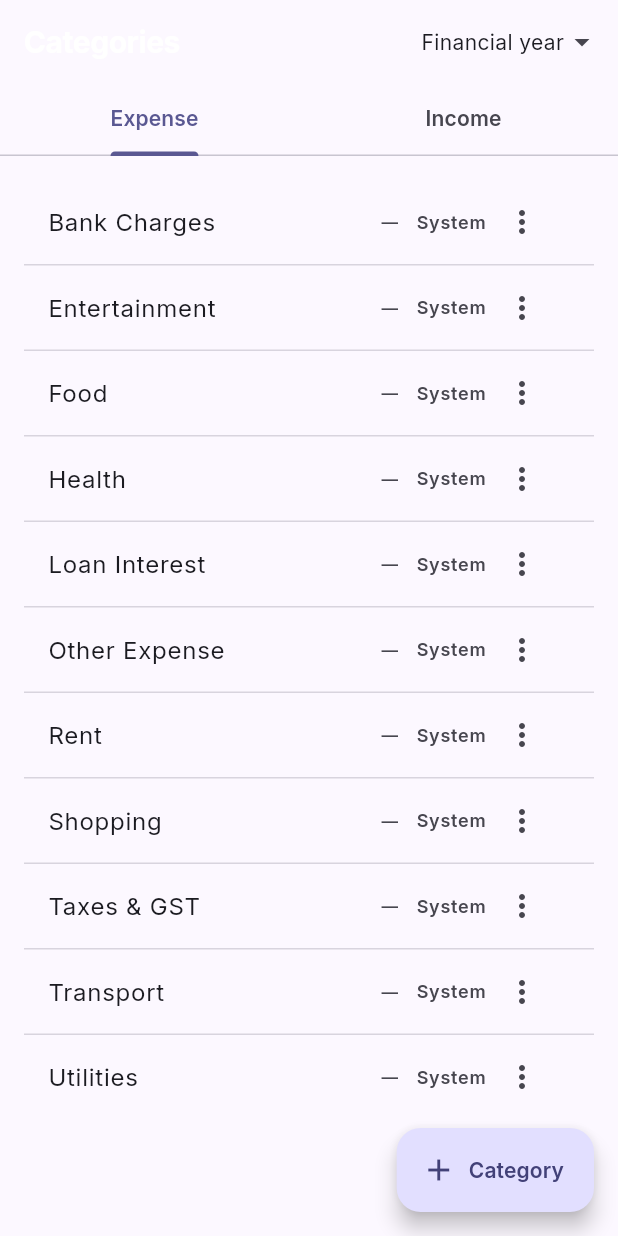
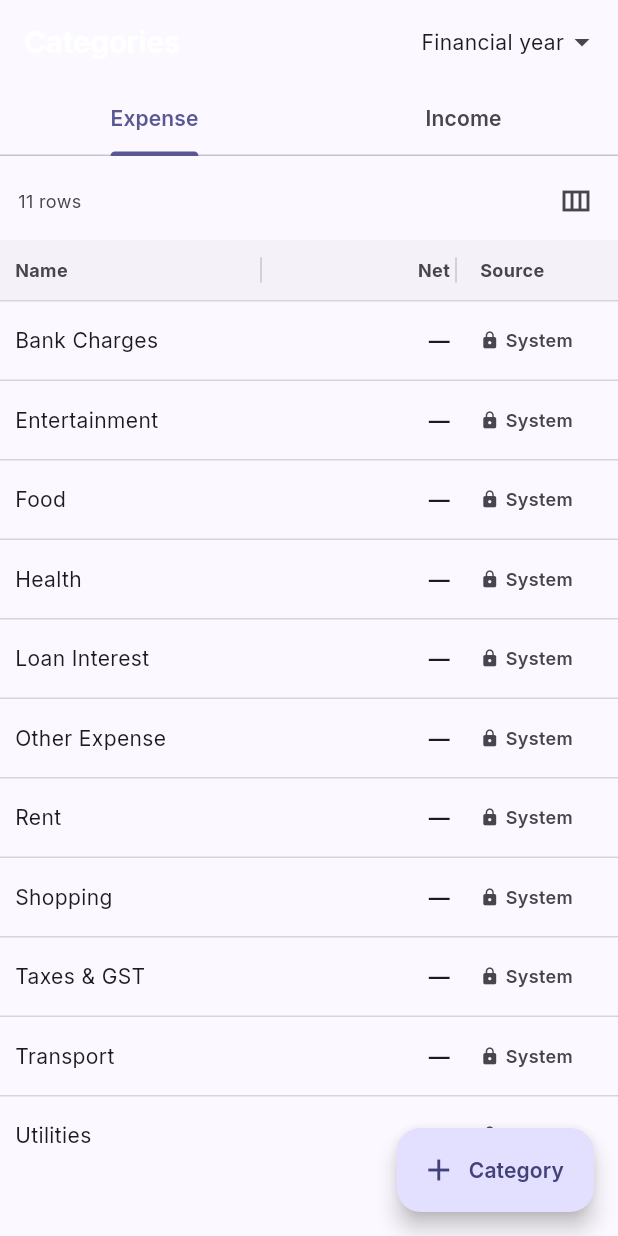
Before and after one commit to TheCoderAS/nizkhata, a Flutter app: the CategoriesScreen screen opened by its route, on a phone screen of 412 x 824 dp. Run offline on Flutter 3.47's test engine with Material 3 defaults, Android fonts, the phone set to English and light mode, and no system bars; our stand-ins replace cloud_firestore, firebase_auth, firebase_core, fl_chart, go_router, google_fonts and 3 more; accounts and stored records are empty.

```diff
--- a/mobile/lib/screens/categories_screen.dart
+++ b/mobile/lib/screens/categories_screen.dart
@@ -10,6 +10,7 @@ import '../state/auth_controller.dart';
 import '../state/data_controller.dart';
 import '../state/workspace_controller.dart';
 import '../widgets/common.dart';
+import '../widgets/data_table_view.dart';
 import 'category_form.dart';
 
 class CategoriesScreen extends StatefulWidget {
@@ -136,34 +137,66 @@ class _CategoryList extends StatelessWidget {
     if (items.isEmpty) {
       return EmptyView(title: 'No $kind categories');
     }
-    return ListView.separated(
-      padding: const EdgeInsets.fromLTRB(16, 16, 16, 88),
-      itemCount: items.length,
-      separatorBuilder: (_, __) => const Divider(height: 1),
-      itemBuilder: (context, i) {
-        final c = items[i];
+    return DataTableView<AppCategory>(
+      tableId: 'categories-$kind',
+      rows: items,
+      columns: [
+        DataColumn2<AppCategory>(
+          key: 'name',
+          label: 'Name',
+          locked: true,
+          defaultWidth: 180,
+          sortValue: (c) => c.name.toLowerCase(),
+          cell: (c) => Text(c.name, overflow: TextOverflow.ellipsis),
+        ),
+        DataColumn2<AppCategory>(
+          key: 'amount',
+          label: 'Net',
+          numeric: true,
+          defaultWidth: 130,
+          sortValue: (c) => amountByCategory[c.id] ?? 0,
+          cell: (c) => Text(
+            formatMoney(amountByCategory[c.id] ?? 0, currency),
+            style: const TextStyle(fontWeight: FontWeight.w600),
+          ),
+        ),
+        DataColumn2<AppCategory>(
+          key: 'source',
+          label: 'Source',
+          defaultWidth: 120,
+          sortValue: (c) => c.isSystem ? 'System' : 'Custom',
+          cell: (c) {
             final cs = Theme.of(context).colorScheme;
-        final net = amountByCategory[c.id] ?? 0;
-        return ListTile(
-          title: Text(c.name),
-          trailing: Row(
+            if (c.isSystem) {
+              return Row(
                 mainAxisSize: MainAxisSize.min,
                 children: [
+                  Icon(Icons.lock, size: 13, color: cs.onSurfaceVariant),
+                  const SizedBox(width: 4),
                   Text(
-                formatMoney(net, currency),
-                style: const TextStyle(fontWeight: FontWeight.w600),
-              ),
-              const SizedBox(width: 12),
-              Text(
-                c.isSystem ? 'System' : 'Custom',
+                    'System',
                     style: TextStyle(
                       fontSize: 12,
                       fontWeight: FontWeight.w600,
-                  color: c.isSystem ? cs.onSurfaceVariant : AppColors.accent2,
+                      color: cs.onSurfaceVariant,
                     ),
                   ),
-              if (canManage)
-                PopupMenuButton<String>(
+                ],
+              );
+            }
+            return const Text(
+              'Custom',
+              style: TextStyle(
+                fontSize: 12,
+                fontWeight: FontWeight.w600,
+                color: AppColors.accent2,
+              ),
+            );
+          },
+        ),
+      ],
+      trailing: canManage
+          ? (c) => PopupMenuButton<String>(
                 onSelected: (v) {
                   if (v == 'edit') showCategoryForm(context, existing: c);
                   if (v == 'delete') _confirmDelete(context, c);
@@ -172,11 +205,8 @@ class _CategoryList extends StatelessWidget {
                   PopupMenuItem(value: 'edit', enabled: !c.isSystem, child: const Text('Edit')),
                   PopupMenuItem(value: 'delete', enabled: !c.isSystem, child: const Text('Delete')),
                 ],
-                ),
-            ],
-          ),
-        );
-      },
+              )
+          : null,
     );
   }
 
```
Also changed, not shown: mobile/lib/screens/accounts_screen.dart (+66 -27 lines), mobile/lib/screens/contacts_screen.dart (+55 -40 lines). Lines whose indentation alone changed are shown as unchanged.
